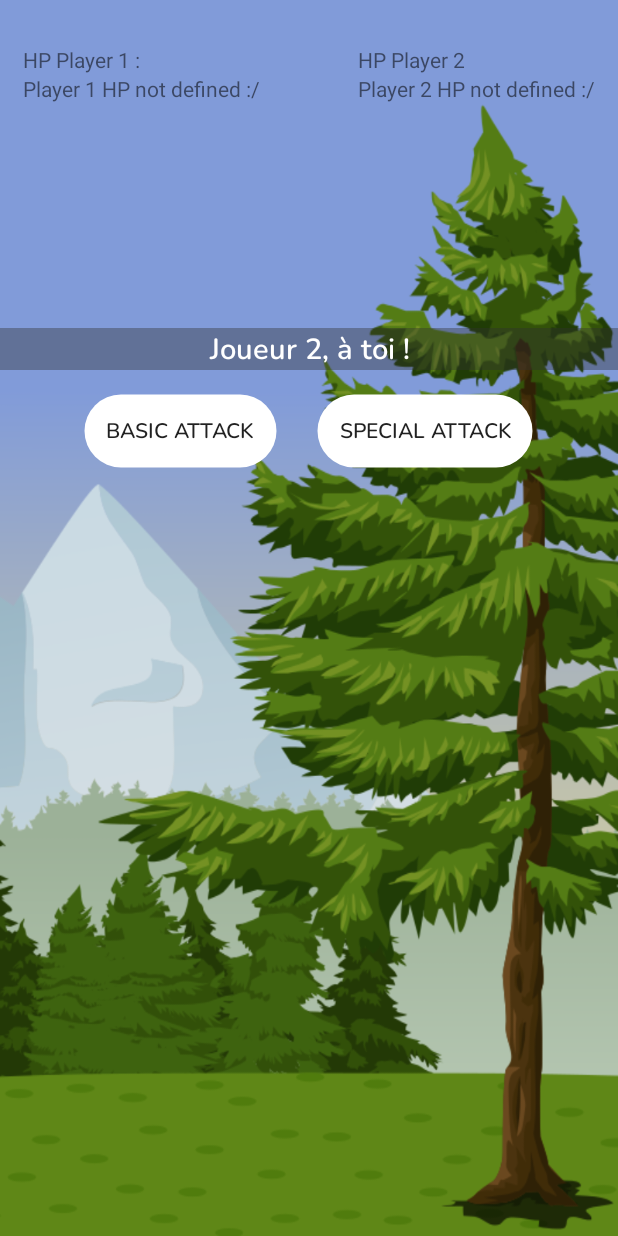
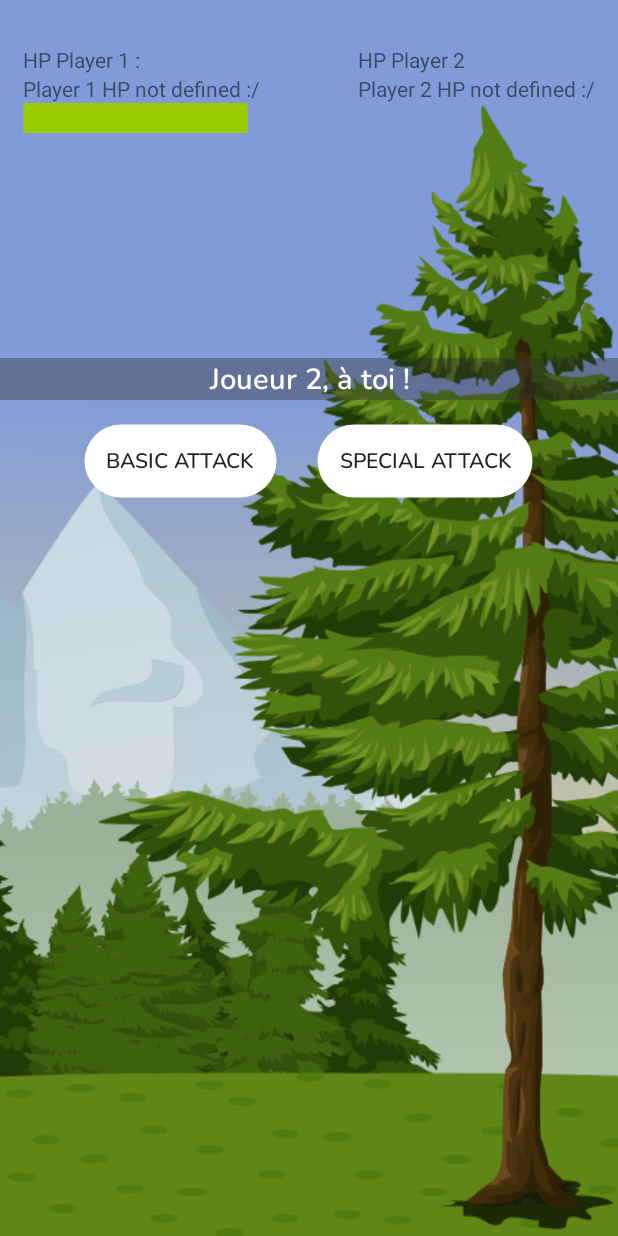
Before and after one commit to Romorain5/EpicGameApp, an Android app: the screen it shows after launch (FightActivity), after a tap on "COMMENCER LA PARTIE", on a phone screen of 412 x 824 dp. Run offline under Robolectric (Android 15) with nearby library versions, the phone set to English and light mode, and no system bars; our stand-ins replace ButterKnife; 6 statements that could not run were skipped.

Commit message:
Amelioration du design Ajout d'un backgroud animé :)
Design de la creation des personnage amélioré
Design du combat en cours

Fix du background

```diff
--- a/app/src/main/java/com/romain/jeuepicapp/activity/MainActivity.java
+++ b/app/src/main/java/com/romain/jeuepicapp/activity/MainActivity.java
@@ -56,11 +56,20 @@ public class MainActivity extends AppCompatActivity{
 
 
         // VIDEO BACKGROUND
+
+
+
+
+    }
+
+    @Override
+    protected void onResume() {
+        super.onResume();
         videoViewo = findViewById(R.id.video_view);
         Uri uri = Uri.parse("android.resource://"
-        + getPackageName()
-        +"/"
-        + R.raw.waterfall_background);
+                + getPackageName()
+                +"/"
+                + R.raw.waterfall_background);
         videoViewo.setVideoURI(uri);
         videoViewo.start();
 
@@ -76,9 +85,8 @@ public class MainActivity extends AppCompatActivity{
             }
         });
 
+    }
 
-
-    }
     public void gotoPlayer1Creation(View view) {
         playerIDCheck = 1;
         Intent intentToP1Creation = new Intent(this, PlayerCreation.class);
--- a/app/src/main/java/com/romain/jeuepicapp/activity/PlayerCreation.java
+++ b/app/src/main/java/com/romain/jeuepicapp/activity/PlayerCreation.java
@@ -76,6 +76,7 @@ public class PlayerCreation extends AppCompatActivity {
         wizard = findViewById(R.id.Wizard_choice_head);
         marksman = findViewById(R.id.Marksman_choice_head);
 
+        //p2Name = findViewById(R.id.input_player2_name);
 
         p2Level = findViewById(R.id.level_input2);
         p2Strength = findViewById(R.id.strength_input2);
@@ -107,7 +108,7 @@ public class PlayerCreation extends AppCompatActivity {
         p2TestButton.setOnClickListener(new View.OnClickListener() {
             @Override
             public void onClick(View v) {
-                aplayer2Name = p2Name.getText().toString(); //récupére le nom du joueur 1 et le stock dans Aplayer1Name
+                //aplayer2Name = p2Name.getText().toString(); //récupére le nom du joueur 1 et le stock dans Aplayer1Name
                 // Récupere et stock la force du joueur 1
                 String valueS = p2Strength.getText().toString();
                 aplayer2Str = Integer.parseInt(valueS);
--- a/app/src/main/res/layout/activity_fight.xml
+++ b/app/src/main/res/layout/activity_fight.xml
@@ -19,7 +19,7 @@
         />
 
 
-    <LinearLayout
+    <RelativeLayout
     android:layout_width="wrap_content"
     android:layout_height="wrap_content"
     android:orientation="vertical"
@@ -39,7 +39,21 @@
         android:layout_height="wrap_content"
         android:text="Player 1 HP not defined :/ "
         android:layout_below="@+id/HP1"/>
-    </LinearLayout>
+
+        <ImageView
+            android:layout_below="@id/figth_activity_p1_hp"
+            android:layout_width="150dp"
+            android:layout_height="20dp"
+            android:background="@android:color/holo_red_light"
+            />
+        <ImageView
+            android:id="@+id/hp_bar_to_decrease"
+            android:layout_below="@id/figth_activity_p1_hp"
+            android:layout_width="150dp"
+            android:layout_height="20dp"
+            android:background="@android:color/holo_green_light"
+            />
+    </RelativeLayout>
 
     <LinearLayout
     android:layout_width="wrap_content"
```
Also changed, not shown: app/src/main/java/com/romain/jeuepicapp/activity/FightActivity.java (+12 -0 lines).
